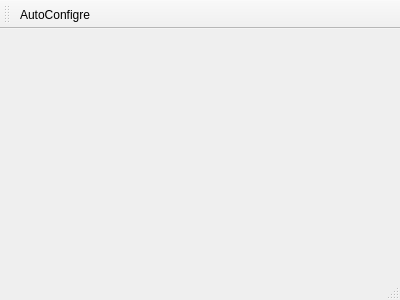
Qt form mainwindow.ui (songyuxiang/qt) before a commit.
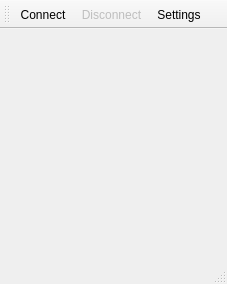
The same form after that commit.

Patch:
```diff
--- a/mainwindow.ui
+++ b/mainwindow.ui
@@ -6,8 +6,8 @@
    <rect>
     <x>0</x>
     <y>0</y>
-    <width>400</width>
-    <height>300</height>
+    <width>227</width>
+    <height>284</height>
    </rect>
   </property>
   <property name="windowTitle">
@@ -19,8 +19,8 @@
     <rect>
      <x>0</x>
      <y>0</y>
-     <width>400</width>
-     <height>19</height>
+     <width>227</width>
+     <height>21</height>
     </rect>
    </property>
   </widget>
@@ -31,12 +31,30 @@
    <attribute name="toolBarBreak">
     <bool>false</bool>
    </attribute>
-   <addaction name="actionAutoConfigre"/>
+   <addaction name="actionConnect"/>
+   <addaction name="actionDisconnect"/>
+   <addaction name="actionSettings"/>
   </widget>
   <widget class="QStatusBar" name="statusBar"/>
-  <action name="actionAutoConfigre">
+  <action name="actionSettings">
    <property name="text">
-    <string>AutoConfigre</string>
+    <string>Settings</string>
+   </property>
+  </action>
+  <action name="actionConnect">
+   <property name="checkable">
+    <bool>true</bool>
+   </property>
+   <property name="text">
+    <string>Connect</string>
+   </property>
+  </action>
+  <action name="actionDisconnect">
+   <property name="enabled">
+    <bool>false</bool>
+   </property>
+   <property name="text">
+    <string>Disconnect</string>
    </property>
   </action>
  </widget>
```
